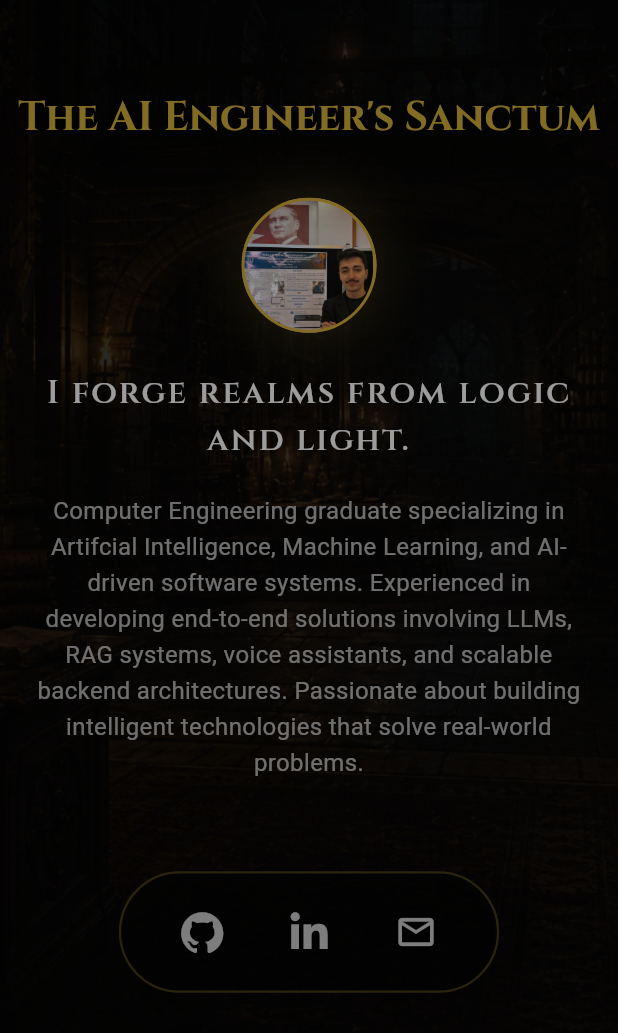
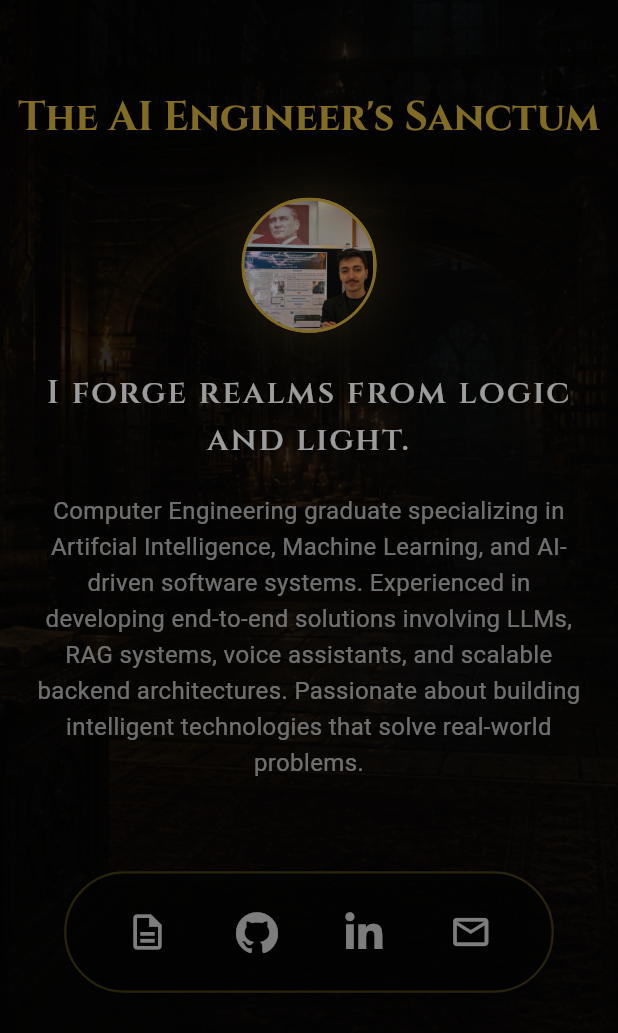
Before and after one commit to paitblack/suleymanemreparlak, a Flutter app: the screen it shows after launch, after a tap on "I seek the Master of this Keep", on a phone screen of 412 x 824 dp, the part 203-1236 px from its top. Run offline on Flutter 3.47's test engine with Material 3 defaults, Android fonts, the phone set to English and light mode, and no system bars; our stand-ins replace animated_text_kit, font_awesome_flutter, google_fonts; missing offline and left inert: model_viewer_plus; Roboto replaces fonts that are missing (Almendra).

Commit message:
feat: cv link added.

```diff
--- a/lib/features/social_contact.dart
+++ b/lib/features/social_contact.dart
@@ -4,6 +4,7 @@ import 'package:url_launcher/url_launcher.dart';
 
 class SocialContactStrip extends StatelessWidget {
   const SocialContactStrip({super.key});
+  static const String _cvUrl = "https://drive.google.com/file/d/1uRSFzrc6wihiP_jur35OMh4OiY3BwJuG/view?usp=sharing";
   static const String _githubUrl = 'https://github.com/paitblack';
   static const String _linkedinUrl = 'https://www.linkedin.com/in/süleyman-emre-parlak-a30374260';
   static const String _contactEmail = 'emre-parlak2002@hotmail.com';
@@ -63,6 +64,13 @@ class SocialContactStrip extends StatelessWidget {
           mainAxisSize: MainAxisSize.min,
           mainAxisAlignment: MainAxisAlignment.center,
           children: [
+            // CV Butonu Eklendi
+            _SocialIconBtn(
+              icon: Icons.description_outlined,
+              onTap: () => _launchUrl(_cvUrl),
+              tooltip: 'View CV',
+            ),
+            const SizedBox(width: 25),
             _SocialIconBtn(
               icon: FontAwesomeIcons.github,
               onTap: () => _launchUrl(_githubUrl),
```
